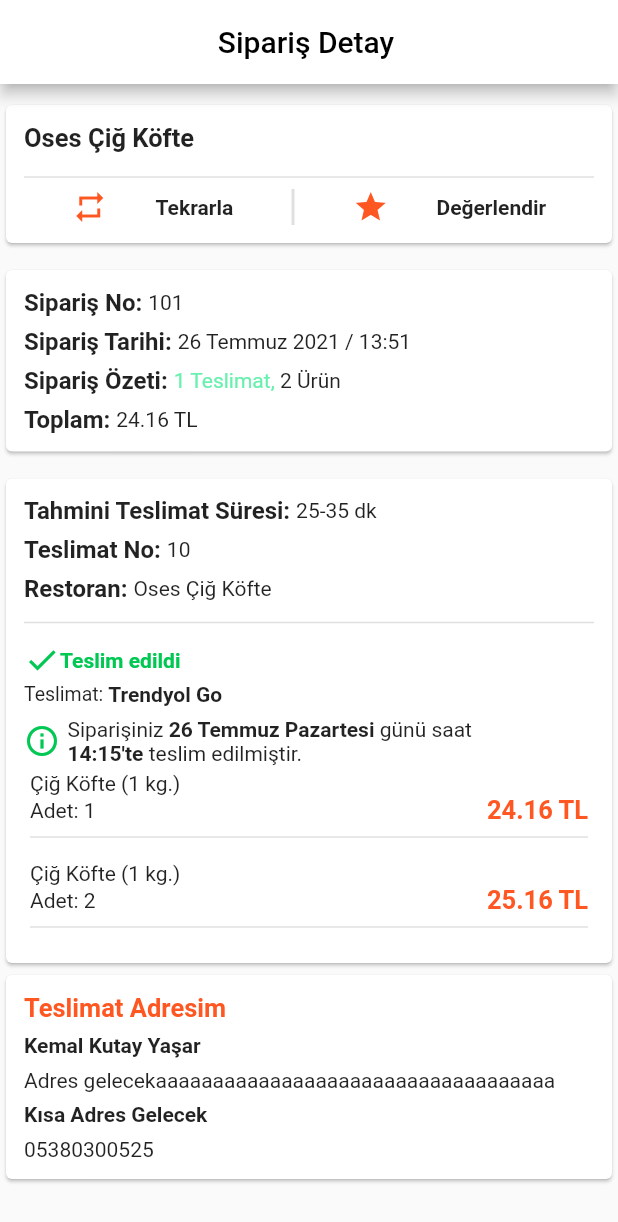
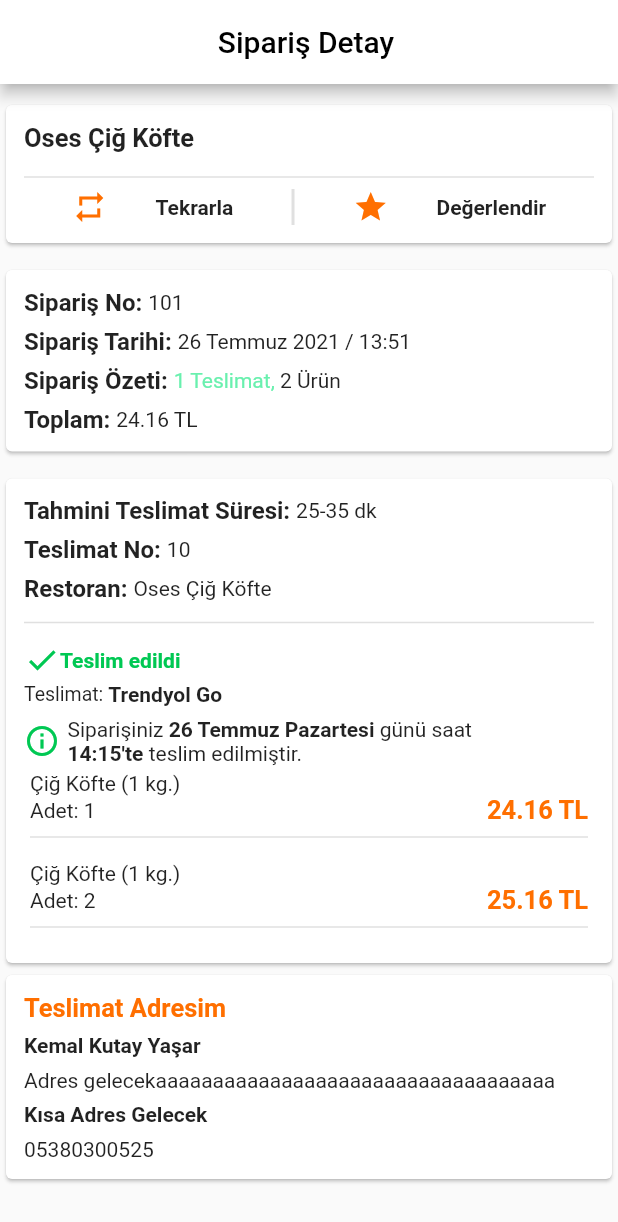
Before and after one commit to KutayYASAR/ase_food_delivery, a Flutter app: the OrderPage widget shown alone on an empty page, opened directly, after a tap on "Burger King", on a phone screen of 412 x 824 dp. Shown: the top 1222 px of the screen. Run offline on Flutter 3.47's test engine with Material 2 defaults, Android fonts, the phone set to English and light mode, and no system bars; network calls fail.

Commit message:
Small Changes to Design

```diff
--- a/lib/details_page.dart
+++ b/lib/details_page.dart
@@ -59,7 +59,7 @@ class _DetailsPageState extends State<DetailsPage> {
                   children: [
                     Row(
                       children: [
-                        Text('$deliveryInfo',style: TextStyle(fontSize: 17,fontWeight: FontWeight.bold,color: Colors.deepOrange),)
+                        Text('$deliveryInfo',style: TextStyle(fontSize: 17,fontWeight: FontWeight.bold,color: Colors.amber[900]),)
                       ],
                     ),
                     Padding(
@@ -196,7 +196,7 @@ class _DetailsPageState extends State<DetailsPage> {
                         mainAxisAlignment: MainAxisAlignment.spaceBetween,
                         children: [
                           Text('Adet: $itemPiece'),
-                          Text('$itemPrice TL',style: TextStyle(color: Colors.deepOrange,fontSize: 17, fontWeight: FontWeight.bold)),
+                          Text('$itemPrice TL',style: TextStyle(color: Colors.amber[900],fontSize: 17, fontWeight: FontWeight.bold)),
                         ],
                       ),
                       Divider(
@@ -276,12 +276,12 @@ class _DetailsPageState extends State<DetailsPage> {
                       child: Row(
                         mainAxisAlignment: MainAxisAlignment.spaceEvenly,
                         children: [
-                          Icon(Icons.repeat,color: Colors.deepOrange,),
+                          Icon(Icons.repeat,color: Colors.amber[900],),
                           Text('Tekrarla',style: TextStyle(fontSize: 14,fontWeight:FontWeight.w600)),
                           VerticalDivider(
                             thickness: 2,
                           ),
-                          Icon(Icons.star,color: Colors.deepOrange,),
+                          Icon(Icons.star,color: Colors.amber[900],),
                           Text('Değerlendir',style: TextStyle(fontSize: 14,fontWeight:FontWeight.w600)),
                         ],
                       ),
--- a/lib/order_page.dart
+++ b/lib/order_page.dart
@@ -2,8 +2,8 @@ import 'package:flutter/material.dart';
 import 'package:food_delivery/details_page.dart';
 
 List orderinfos=[
-['Oses Çiğ Köfte','09 Temmuz 2021','16:25','30.50'],
-['Burger King','18 Temmuz 2021','16:56','24.90']
+['Burger King','18 Temmuz 2021','16:56','24.90'],
+['Oses Çiğ Köfte','09 Temmuz 2021','16:25','30.50']
 ];
 
 AppBar appBarOrder() {
@@ -25,7 +25,8 @@ class OrderPage extends StatelessWidget {
           shrinkWrap:true,
           itemCount: orderinfos.length,
           itemBuilder: (BuildContext context, int index) {
-          return InkWell(child: orderCard(orderinfos[index][0],orderinfos[index][1],orderinfos[index][2],orderinfos[index][3]),
+          return InkWell(child:
+          orderCard(orderinfos[index][0],orderinfos[index][1],orderinfos[index][2],orderinfos[index][3]),
           onTap: (){
             Navigator.push(context, MaterialPageRoute(builder: (context)=> DetailsPage()));
           },
@@ -59,14 +60,14 @@ class OrderPage extends StatelessWidget {
                       children: [
                         Text('$orderDate / $orderTime', style: TextStyle(fontWeight: FontWeight.w500),),
                         Spacer(),
-                        Text('Detaylar >',style: TextStyle(color: Colors.deepOrange,fontWeight: FontWeight.w500),)
+                        Text('Detaylar >',style: TextStyle(color: Colors.amber[900],fontWeight: FontWeight.w500),)
                       ],
                     ),
                   ),
                   Row(
                     children: [
                       Text('Toplam:',style: TextStyle(fontWeight: FontWeight.w500,color: Colors.grey.shade700),),
-                      Text(' $totalPrice TL',style: TextStyle(color: Colors.deepOrange,fontWeight: FontWeight.w500),)
+                      Text(' $totalPrice TL',style: TextStyle(color: Colors.amber[900],fontWeight: FontWeight.w500),)
                     ],
                   ),
                   Padding(
@@ -87,7 +88,7 @@ class OrderPage extends StatelessWidget {
                       padding: const EdgeInsets.only(right:5),
                       child: OutlinedButton.icon(onPressed: (){}, icon: Padding(
                         padding: const EdgeInsets.only(left:10),
-                        child: Icon(Icons.repeat, color: Colors.deepOrange,),
+                        child: Icon(Icons.repeat, color: Colors.amber[900],),
                       ), label: Padding(
                         padding: const EdgeInsets.only(right:10),
                         child: Text('Tekrarla',style: TextStyle(color: Colors.black),),
@@ -98,7 +99,7 @@ class OrderPage extends StatelessWidget {
                       padding: const EdgeInsets.only(left:5),
                       child: OutlinedButton.icon(onPressed: (){}, icon: Padding(
                         padding: const EdgeInsets.only(left:10),
-                        child: Icon(Icons.star, color: Colors.deepOrange,),
+                        child: Icon(Icons.star, color: Colors.amber[900],),
                       ), label: Padding(
                         padding: const EdgeInsets.only(right:10),
                         child: Text('Değerlendir',style: TextStyle(color: Colors.black)),
```
